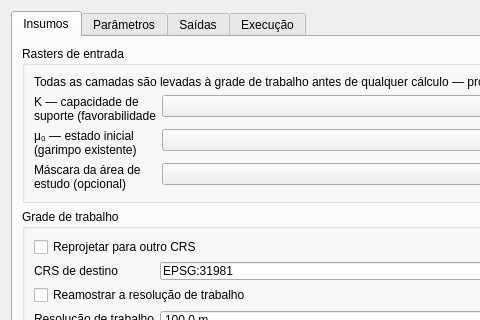
Before: the Qt Designer form risco_garimpo/ui/main_dialog_base.ui in GabMagalhaes/garimpo-risk-plugin, drawn with Qt 5; both pictures show x 0 to 480 and y 0 to 320 of the 820 by 827 pixel window.
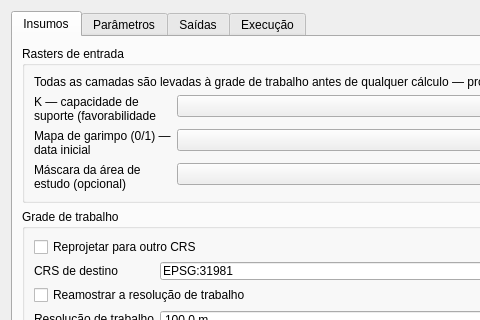
After: the same form once the commit is applied.

Commit message: Insumos de ocupação como "mapa de garimpo (0/1)", versão 0.3.5

```diff
--- a/risco_garimpo/ui/main_dialog_base.ui
+++ b/risco_garimpo/ui/main_dialog_base.ui
@@ -38,7 +38,7 @@
 </item>
 <item row="1" column="0">
 <widget class="QLabel" name="lbl_comboMu0">
-<property name="text"><string>μ₀ — estado inicial (garimpo existente)</string></property>
+<property name="text"><string>Mapa de garimpo (0/1) — data inicial</string></property>
 <property name="wordWrap"><bool>true</bool></property>
 <property name="toolTip"><string>Fração ocupada por pixel na data inicial, na mesma unidade de K.</string></property>
 </widget>
```
Left out of the diff: 8 changed lines with no effect on the pictures. The commit also changes 15 other files.
